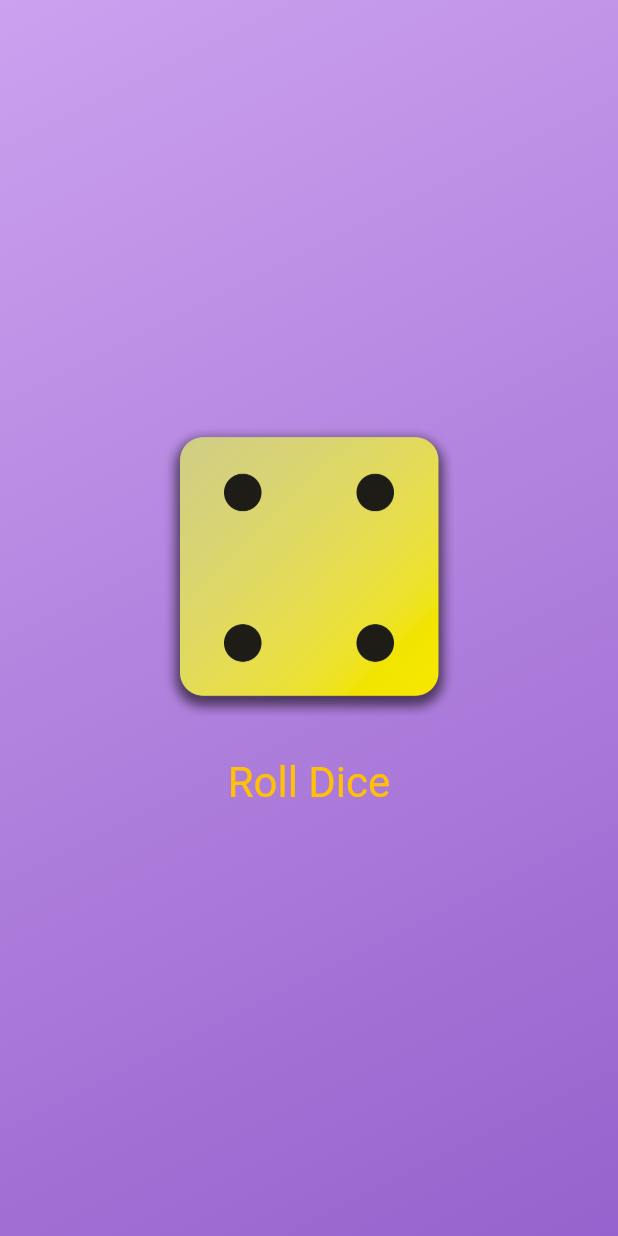
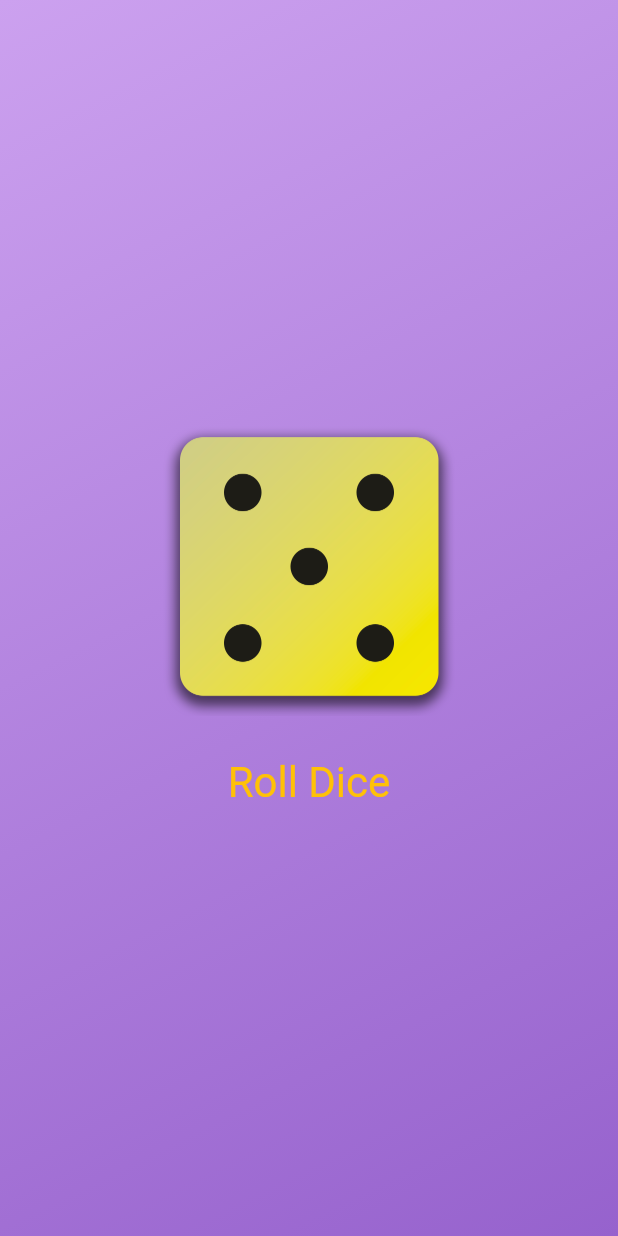
Before and after one commit to AndreeaMagda/flutter-and-dart-course, a Flutter app: the screen it shows after launch, after a tap on "Roll Dice", on a phone screen of 412 x 824 dp. Run offline on Flutter 3.47's test engine with Material 3 defaults, Android fonts, the phone set to English and light mode, and no system bars.

```diff
--- a/lib/dice_roller.dart
+++ b/lib/dice_roller.dart
@@ -1,6 +1,10 @@
 import 'package:flutter/material.dart';
+import 'dart:math';
+
+final randomizer=Random();
 
 class DiceRoller extends StatefulWidget{
+  const DiceRoller({super.key});
   @override
   State<DiceRoller> createState(){
 return _DiceRollerState();
@@ -9,12 +13,12 @@ return _DiceRollerState();
 
 
 class _DiceRollerState extends State<DiceRoller>{
-
-  var activeDiceImage='assets/images/dice-2.png';
+ var currentDiceRoll=2;
 
   void rollDice() {
+
     setState(() {
-       activeDiceImage ='assets/images/dice-4.png';
+       currentDiceRoll =randomizer.nextInt(6)+1;
     });
 
 
@@ -26,7 +30,7 @@ class _DiceRollerState extends State<DiceRoller>{
           mainAxisSize: MainAxisSize.min,
           children: [
             Image.asset(
-             activeDiceImage,
+             'assets/images/dice-$currentDiceRoll.png',
               width: 200,
             ),
             const SizedBox(
--- a/lib/gradient_container.dart
+++ b/lib/gradient_container.dart
@@ -29,7 +29,7 @@ class GradientContainer extends StatelessWidget {
           end: endAlignment,
         ),
       ),
-      child: Center(
+      child:const Center(
        child:DiceRoller(),
       ),
     );
```
